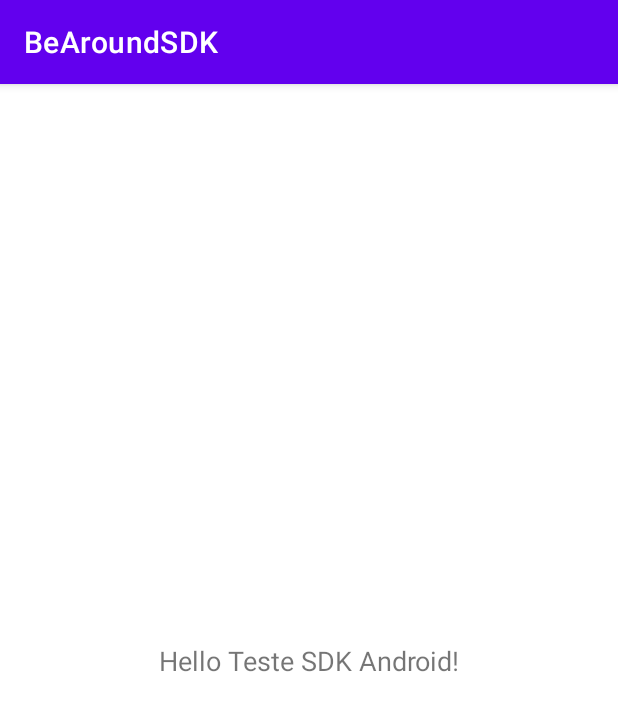
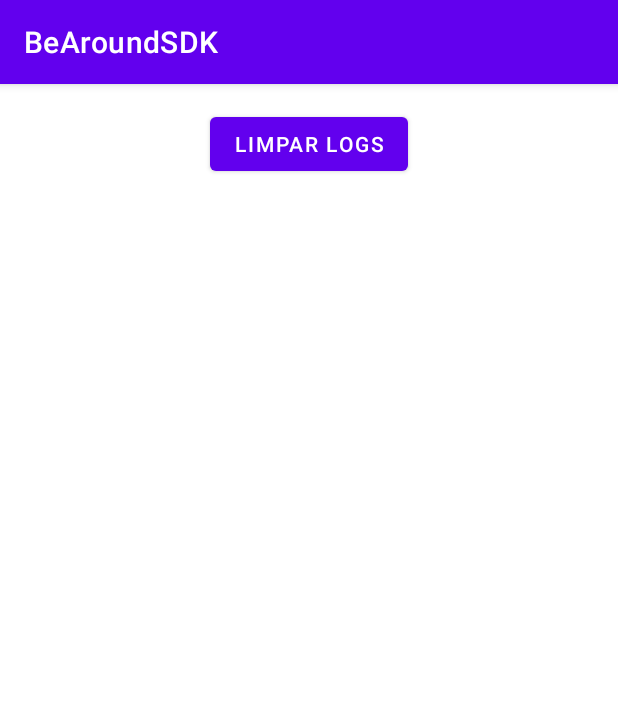
Before and after one commit to Bearound/bearound-android-sdk, an Android app: the screen it shows after launch (MainActivity), on a phone screen of 412 x 824 dp. Shown: the top 711 px of the screen. Run offline under Robolectric (Android 15) with nearby library versions, the phone set to English and light mode, and no system bars; our stand-ins replace AdMob; libraries missing offline, so code that uses them is left out: com.google.android.gms, org.altbeacon.beacon; 11 statements that could not run were skipped.

Commit message:
feat: Implement singleton pattern for BeAround SDK and add log listener
- Modified `BeAround.kt` to implement the singleton pattern using `getInstance()`.
- Added `isInitialized()` method to check SDK initialization status.
- Introduced `LogListener` interface and methods `addLogListener`/`removeLogListener` to allow external logging.
- Updated `MainActivity.kt` to use the singleton instance of `BeAround` and implement `LogListener` to display logs in a `TextView`.
- Added a "Clear Logs" button and a `ScrollView` for logs in `activity_main.xml`.
- Updated `README.md` to reflect the singleton usage.
- Changed "clientId" to "clientToken" and "versionSdk" to "sdkVersion" in API payload.
- Removed "distanceMeters" from API payload.
- Refined log messages for clarity.
- Set screen orientation to portrait for `MainActivity` in `AndroidManifest.xml`.

```diff
--- a/app/src/main/AndroidManifest.xml
+++ b/app/src/main/AndroidManifest.xml
@@ -27,6 +27,7 @@
         tools:targetApi="31">
         <activity
             android:name=".MainActivity"
+            android:screenOrientation="portrait"
             android:exported="true">
             <intent-filter>
                 <action android:name="android.intent.action.MAIN" />
--- a/app/src/main/java/com/example/bearound/MainActivity.kt
+++ b/app/src/main/java/com/example/bearound/MainActivity.kt
@@ -2,7 +2,6 @@ package com.example.bearound
 
 import android.Manifest
 import android.content.pm.PackageManager
-import android.os.Build
 import android.os.Bundle
 import android.widget.Button
 import android.widget.TextView
@@ -11,8 +10,15 @@ import androidx.appcompat.app.AppCompatActivity
 import androidx.core.app.ActivityCompat
 import androidx.core.content.ContextCompat
 import org.bearound.sdk.BeAround
+import org.bearound.sdk.LogListener
 
-class MainActivity : AppCompatActivity() {
+class MainActivity : AppCompatActivity(), LogListener {
+
+    private val logs = mutableListOf<String>()
+    private lateinit var beAround: BeAround
+
+    private lateinit var logTextView: TextView
+    private lateinit var clearLogsButton: Button
 
     companion object {
         private const val LOCATION_PERMISSION_REQUEST_CODE = 1001
@@ -24,8 +30,16 @@ class MainActivity : AppCompatActivity() {
         // Usa o layout XML
         setContentView(R.layout.activity_main)
 
-        // Inicializa o SDK
-        val beAround = BeAround(applicationContext)
+        beAround = BeAround.getInstance(applicationContext)
+
+        logTextView = findViewById(R.id.logTextView)
+
+        clearLogsButton = findViewById<Button>(R.id.clearLogsButton)
+
+        clearLogsButton.setOnClickListener {
+            logs.clear()
+            logTextView.text = ""
+        }
 
         // Verifica permissão
         if (ContextCompat.checkSelfPermission(this, Manifest.permission.ACCESS_FINE_LOCATION)
@@ -36,6 +50,7 @@ class MainActivity : AppCompatActivity() {
                 clientId = "",
                 debug = true
             )
+            beAround.addLogListener(this) // Registrar o listener
         } else {
             ActivityCompat.requestPermissions(
                 this,
@@ -43,10 +58,6 @@ class MainActivity : AppCompatActivity() {
                 LOCATION_PERMISSION_REQUEST_CODE
             )
         }
-
-        // Atualiza o texto na tela
-        val greetingTextView: TextView = findViewById(R.id.greetingText)
-        greetingTextView.text = "Hello Teste SDK Android!"
     }
 
     // Callback da permissão
@@ -59,15 +70,28 @@ class MainActivity : AppCompatActivity() {
 
         if (requestCode == LOCATION_PERMISSION_REQUEST_CODE) {
             if (grantResults.isNotEmpty() && grantResults[0] == PackageManager.PERMISSION_GRANTED) {
-                val beAround = BeAround(applicationContext)
                 beAround.initialize(
                     iconNotification = R.drawable.ic_launcher_foreground,
                     clientId = "",
                     debug = true
                 )
+                beAround.addLogListener(this) // Registrar o listener
             } else {
                 Toast.makeText(this, "Permissão de localização é necessária.", Toast.LENGTH_LONG).show()
             }
         }
     }
+
+    override fun onLogAdded(log: String) {
+        logs.add(log)
+        runOnUiThread {
+            logTextView.text = logs.joinToString("\n")
+        }
+    }
+
+    override fun onDestroy() {
+        super.onDestroy()
+        // Remove o listener para evitar memory leaks
+        beAround.removeLogListener(this)
+    }
 }
--- a/app/src/main/res/layout/activity_main.xml
+++ b/app/src/main/res/layout/activity_main.xml
@@ -6,16 +6,37 @@
     android:layout_width="match_parent"
     android:layout_height="match_parent">
 
-    <TextView
-        android:id="@+id/greetingText"
+    <Button
+        android:id="@+id/clearLogsButton"
+        android:layout_width="wrap_content"
+        android:layout_height="wrap_content"
+        android:text="Limpar Logs"
+        app:layout_constraintTop_toTopOf="parent"
+        app:layout_constraintStart_toStartOf="parent"
+        app:layout_constraintEnd_toEndOf="parent"
+        android:layout_marginTop="16dp" />
+
+    <ScrollView
+        android:id="@+id/logScrollView"
         android:layout_width="0dp"
-        android:layout_height="wrap_content"
-        android:text="Hello Teste SDK Android!"
-        android:textAlignment="center"
-        android:textSize="18sp"
-        app:layout_constraintTop_toTopOf="parent"
+        android:layout_height="0dp"
+        android:fillViewport="true"
+        app:layout_constraintTop_toBottomOf="@id/clearLogsButton"
         app:layout_constraintBottom_toBottomOf="parent"
         app:layout_constraintStart_toStartOf="parent"
-        app:layout_constraintEnd_toEndOf="parent" />
+        app:layout_constraintEnd_toEndOf="parent">
+
+        <TextView
+            android:id="@+id/logTextView"
+            android:layout_width="match_parent"
+            android:layout_height="wrap_content"
+            android:text=""
+            android:textAlignment="center"
+            android:textSize="20sp"
+            app:layout_constraintTop_toTopOf="parent"
+            app:layout_constraintBottom_toBottomOf="parent"
+            app:layout_constraintStart_toStartOf="parent"
+            app:layout_constraintEnd_toEndOf="parent" />
+    </ScrollView>
 
 </androidx.constraintlayout.widget.ConstraintLayout>
--- a/sdk/src/main/java/org/bearound/sdk/BeAround.kt
+++ b/sdk/src/main/java/org/bearound/sdk/BeAround.kt
@@ -1,5 +1,6 @@
 package org.bearound.sdk
 
+import android.annotation.SuppressLint
 import android.app.Application.NOTIFICATION_SERVICE
 import android.app.NotificationChannel
 import android.app.NotificationManager
@@ -27,7 +28,7 @@ import java.util.Date
  *
  * @param context Application context for initializing the beacon manager and accessing system services.
  */
-class BeAround(private val context: Context) : MonitorNotifier {
+class BeAround private constructor(private val context: Context) : MonitorNotifier {
 
     private val beaconUUID = "e25b8d3c-947a-452f-a13f-589cb706d2e5"
     private val beaconManager = BeaconManager.getInstanceForApplication(context.applicationContext)
@@ -37,18 +38,45 @@ class BeAround(private val context: Context) : MonitorNotifier {
     private var advertisingIdFetchAttempted = false
     private var debug: Boolean = false
     private var clientId: String = ""
-    private var foregroundServiceScanningEnabled = false
+    private var sdkInitialized = false
     private var timeScanBeacons = TimeScanBeacons.TIME_20
     private var sizeListBackupLostBeacons = SizeBackupLostBeacons.SIZE_40
 
-    private companion object {
+    companion object {
+
+        @SuppressLint("StaticFieldLeak")
+        @Volatile
+        private var instance: BeAround? = null
+
+        fun getInstance(context: Context): BeAround {
+            return instance ?: synchronized(this) {
+                instance ?: BeAround(context.applicationContext).also { instance = it }
+            }
+        }
+
+        fun isInitialized(): Boolean {
+            return instance?.sdkInitialized == true
+        }
+
         private const val TAG = "BeAroundSdk"
-        const val API_ENDPOINT_URL = "https://api.bearound.io/ingest"
-        const val NOTIFICATION_CHANNEL_ID = "beacon_notifications"
-        const val FOREGROUND_SERVICE_NOTIFICATION_ID = 3
-        const val EVENT_ENTER = "enter"
-        const val EVENT_EXIT = "exit"
-        const val EVENT_FAILED = "failed"
+        private const val API_ENDPOINT_URL = "https://api.bearound.io/ingest"
+        private const val NOTIFICATION_CHANNEL_ID = "beacon_notifications"
+        private const val FOREGROUND_SERVICE_NOTIFICATION_ID = 3
+        private const val EVENT_ENTER = "enter"
+        private const val EVENT_EXIT = "exit"
+        private const val EVENT_FAILED = "failed"
+    }
+
+    private val logListeners = mutableListOf<LogListener>()
+
+    fun addLogListener(listener: LogListener) {
+        if (!logListeners.contains(listener)) {
+            logListeners.add(listener)
+        }
+    }
+
+    fun removeLogListener(listener: LogListener) {
+        logListeners.remove(listener)
     }
 
     enum class TimeScanBeacons(val seconds: Long) {
@@ -84,14 +112,14 @@ class BeAround(private val context: Context) : MonitorNotifier {
     /**
      * Sets the size of the backup list for lost beacons.
      */
-    public fun changeListSizeBackupLostBeacons(size: SizeBackupLostBeacons){
+    public fun changeListSizeBackupLostBeacons(size: SizeBackupLostBeacons) {
         sizeListBackupLostBeacons = size
     }
 
     /**
      * Sets the scan interval for beacon detection.
      */
-    public fun changeScamTimeBeacons(time: TimeScanBeacons){
+    public fun changeScamTimeBeacons(time: TimeScanBeacons) {
         timeScanBeacons = time
     }
 
@@ -106,6 +134,7 @@ class BeAround(private val context: Context) : MonitorNotifier {
         clientId: String,
         debug: Boolean = false
     ) {
+        if (!isInitialized()) {
             this.clientId = clientId
             this.debug = debug
             createNotificationChannel(context)
@@ -114,8 +143,8 @@ class BeAround(private val context: Context) : MonitorNotifier {
                 BeaconParser().setBeaconLayout("m:2-3=0215,i:4-19,i:20-21,i:22-23,p:24-24")
             )
 
-        if (!foregroundServiceScanningEnabled) {
-            val foregroundNotification = NotificationCompat.Builder(context, NOTIFICATION_CHANNEL_ID)
+            val foregroundNotification =
+                NotificationCompat.Builder(context, NOTIFICATION_CHANNEL_ID)
                     .setSmallIcon(iconNotification)
                     .setContentTitle(
                         context.getString(com.bearound.beacon.R.string.title_notification_sdk)
@@ -125,12 +154,11 @@ class BeAround(private val context: Context) : MonitorNotifier {
                     )
                     .setOngoing(true)
                     .build()
+
             beaconManager.enableForegroundServiceScanning(
                 foregroundNotification,
                 FOREGROUND_SERVICE_NOTIFICATION_ID
             )
-            foregroundServiceScanningEnabled = true
-        }
 
             beaconManager.setEnableScheduledScanJobs(false)
             beaconManager.setRegionStatePersistenceEnabled(false)
@@ -142,6 +170,8 @@ class BeAround(private val context: Context) : MonitorNotifier {
             beaconManager.startMonitoring(getRegion())
 
             fetchAdvertisingId()
+            sdkInitialized = true
+        }
     }
 
     /**
@@ -152,6 +182,8 @@ class BeAround(private val context: Context) : MonitorNotifier {
         beaconManager.stopMonitoring(getRegion())
         beaconManager.removeAllMonitorNotifiers()
         beaconManager.removeAllRangeNotifiers()
+        instance = null
+        sdkInitialized = false
     }
 
     /**
@@ -176,13 +208,13 @@ class BeAround(private val context: Context) : MonitorNotifier {
     }
 
     override fun didEnterRegion(region: Region) {
-        log("I detected a beacon in the region: ${region.uniqueId}")
+        log("Beacons detected in the region")
         beaconManager.startRangingBeacons(region)
         beaconManager.addRangeNotifier(rangeNotifierForSync)
     }
 
     override fun didExitRegion(region: Region) {
-        log("Exited beacon region: ${region.uniqueId}")
+        log("No sign of Beacons in the region")
         lastSeenBeacon?.let {
             syncWithApi(it, EVENT_EXIT)
         }
@@ -193,7 +225,7 @@ class BeAround(private val context: Context) : MonitorNotifier {
 
     override fun didDetermineStateForRegion(state: Int, region: Region) {
         val stateString = if (state == MonitorNotifier.INSIDE) EVENT_ENTER else EVENT_EXIT
-        log("State determined for region ${region.uniqueId}: $stateString")
+        log("State of the region: $stateString")
     }
 
     /**
@@ -202,7 +234,7 @@ class BeAround(private val context: Context) : MonitorNotifier {
      * Typically used to initiate a sync when a beacon "enter" event is detected.
      */
     private val rangeNotifierForSync = RangeNotifier { beacons, rangedRegion ->
-        log("Beacons ranged in region ${rangedRegion.uniqueId}: ${beacons.size} found")
+        log("Beacons found in the region: ${beacons.size}")
         syncWithApi(beacons, EVENT_ENTER)
     }
 
@@ -244,7 +276,8 @@ class BeAround(private val context: Context) : MonitorNotifier {
                 for (beacon in matchingBeacons) {
                     if (eventType == EVENT_ENTER) {
                         log(
-                            "I see a beacon transmitting namespace id: ${beacon.id1}," +
+                            "Beacon detected" +
+                                    " id: ${beacon.id1}," +
                                     " major: ${beacon.id2}," +
                                     " minor: ${beacon.id3}," +
                                     " rssi ${beacon.rssi}."
@@ -257,7 +290,7 @@ class BeAround(private val context: Context) : MonitorNotifier {
                         put("rssi", beacon.rssi)
                         put("bluetoothName", beacon.bluetoothName)
                         put("bluetoothAddress", beacon.bluetoothAddress)
-                        put("distanceMeters", beacon.distance)
+//                        put("distanceMeters", beacon.distance)
                         put("lastSeen", Date().time)
                     }
                     beaconsArray.put(beaconJson)
@@ -265,8 +298,8 @@ class BeAround(private val context: Context) : MonitorNotifier {
 
                 val jsonObject = JSONObject().apply {
                     put("deviceType", "Android")
-                    put("clientId", clientId)
-                    put("versionSdk", BuildConfig.SDK_VERSION)
+                    put("clientToken", clientId)
+                    put("sdkVersion", BuildConfig.SDK_VERSION)
                     put("idfa", currentAdvertisingId ?: "N/A")
                     put("eventType", eventType)
                     put("appState", currentAppState)
@@ -293,11 +326,11 @@ class BeAround(private val context: Context) : MonitorNotifier {
                     if (syncFailedBeaconsArray.length() > 0) {
                         syncFailedBeaconsArrayWithApi()
                     }
-                    log("Successfully synced with API. Response: ${connection.responseMessage}")
+                    log("Successfully call API. Response: ${connection.responseMessage}")
                 } else {
                     Log.e(
                         TAG,
-                        "API sync failed. " +
+                        "Error call API. " +
                                 "Code: $responseCode, Message: ${connection.responseMessage}}"
                     )
                     // Todo add beacons com erro.
@@ -306,7 +339,8 @@ class BeAround(private val context: Context) : MonitorNotifier {
                             syncFailedBeaconsArray.put(beaconsArray.getJSONObject(i))
                         }
                     }
-                    log("List beacons that failed to sync size: " +
+                    log(
+                        "List beacons backup size: " +
                                 "${syncFailedBeaconsArray.length()}"
                     )
                 }
@@ -318,7 +352,7 @@ class BeAround(private val context: Context) : MonitorNotifier {
                         syncFailedBeaconsArray.put(beaconsArray.getJSONObject(i))
                     }
                 }
-                log("List beacons that failed to sync size: ${syncFailedBeaconsArray.length()}")
+                log("List beacons backup size: ${syncFailedBeaconsArray.length()}")
                 Log.e(TAG, "Exception during API sync: ${e.message}")
             }
         }
@@ -362,7 +396,8 @@ class BeAround(private val context: Context) : MonitorNotifier {
                 val responseCode = connection.responseCode
                 if (responseCode in 200..299) {
                     syncFailedBeaconsArray = JSONArray()
-                    log("Successfully synced Failed beacons with API. Response:" +
+                    log(
+                        "Successfully synced Failed beacons with API. Response:" +
                                 " ${connection.responseMessage}"
                     )
                 } else {
@@ -372,7 +407,8 @@ class BeAround(private val context: Context) : MonitorNotifier {
                                 "Code: $responseCode, Message: ${connection.responseMessage}}"
                     )
 
-                    log("List beacons that failed to sync size: " +
+                    log(
+                        "List beacons that failed to sync size: " +
                                 "${syncFailedBeaconsArray.length()}"
                     )
                 }
@@ -418,6 +454,9 @@ class BeAround(private val context: Context) : MonitorNotifier {
      */
     private fun log(message: String) {
         if (debug) Log.d(TAG, message)
+
+        val logEntry = message
+        logListeners.forEach { it.onLogAdded(logEntry) }
     }
 
     /**
@@ -432,3 +471,7 @@ class BeAround(private val context: Context) : MonitorNotifier {
         )
     }
 }
+
+interface LogListener {
+    fun onLogAdded(log: String)
+}
```
Also changed, not shown: 1 other file. Lines whose indentation alone changed are shown as unchanged.
